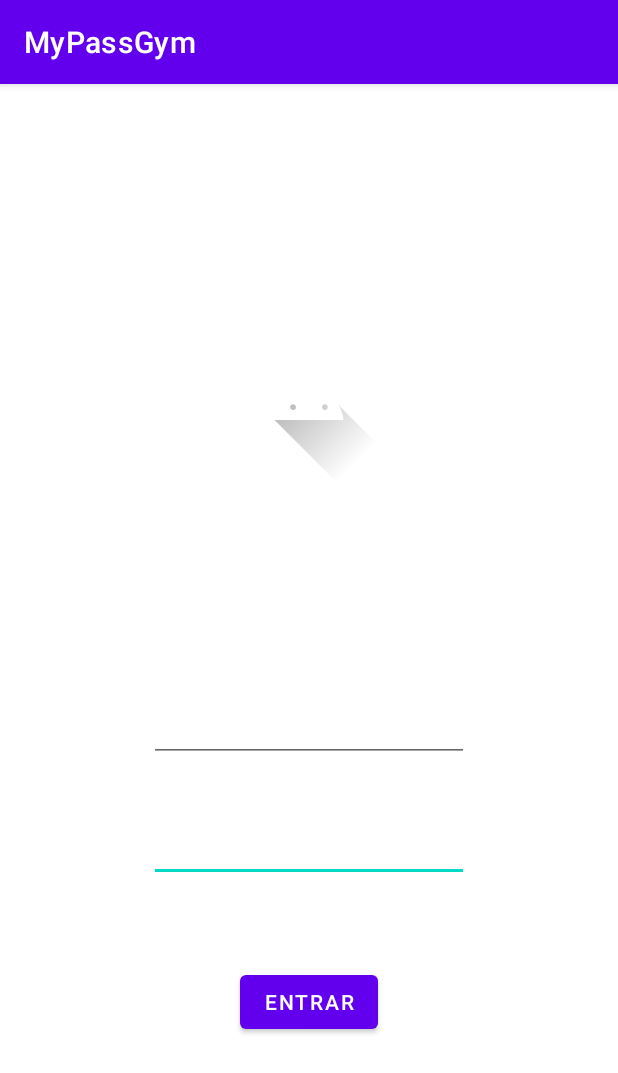
After one commit to ssferraz/GymAccess, an Android app: the LoginActivity screen opened directly, with no data from a screen before it, on a phone screen of 412 x 824 dp. The commit adds this screen. Shown: the top 1073 px of the screen. Run offline under Robolectric (Android 15) with nearby library versions, the phone set to English and light mode, and no system bars.

Commit message:
feat: add login module

```diff
--- a/app/src/main/AndroidManifest.xml
+++ b/app/src/main/AndroidManifest.xml
@@ -14,6 +14,9 @@
         android:theme="@style/Theme.MyPassGym"
         tools:targetApi="31">
         <activity
+            android:name=".LoginActivity"
+            android:exported="false" />
+        <activity
             android:name=".MainActivity"
             android:exported="true">
             <intent-filter>
--- /dev/null
+++ b/app/src/main/java/com/example/mypassgym/LoginActivity.java
@@ -0,0 +1,14 @@
+package com.example.mypassgym;
+
+import androidx.appcompat.app.AppCompatActivity;
+
+import android.os.Bundle;
+
+public class LoginActivity extends AppCompatActivity {
+
+    @Override
+    protected void onCreate(Bundle savedInstanceState) {
+        super.onCreate(savedInstanceState);
+        setContentView(R.layout.activity_login);
+    }
+}
--- /dev/null
+++ b/app/src/main/res/layout/activity_login.xml
@@ -0,0 +1,53 @@
+<?xml version="1.0" encoding="utf-8"?>
+<androidx.constraintlayout.widget.ConstraintLayout xmlns:android="http://schemas.android.com/apk/res/android"
+    xmlns:app="http://schemas.android.com/apk/res-auto"
+    xmlns:tools="http://schemas.android.com/tools"
+    android:layout_width="match_parent"
+    android:layout_height="match_parent"
+    tools:context=".LoginActivity">
+
+    <ImageView
+        android:id="@+id/imageView"
+        android:layout_width="wrap_content"
+        android:layout_height="wrap_content"
+        android:layout_marginTop="160dp"
+        app:layout_constraintEnd_toEndOf="parent"
+        app:layout_constraintStart_toStartOf="parent"
+        app:layout_constraintTop_toTopOf="parent"
+        app:srcCompat="@drawable/ic_launcher_foreground" />
+
+    <EditText
+        android:id="@+id/editTextTextPassword"
+        android:layout_width="wrap_content"
+        android:layout_height="wrap_content"
+        android:layout_marginTop="32dp"
+        android:ems="10"
+        android:inputType="textPassword"
+        android:minHeight="48dp"
+        app:layout_constraintEnd_toEndOf="parent"
+        app:layout_constraintStart_toStartOf="parent"
+        app:layout_constraintTop_toBottomOf="@+id/editTextTextEmailAddress" />
+
+    <EditText
+        android:id="@+id/editTextTextEmailAddress"
+        android:layout_width="wrap_content"
+        android:layout_height="wrap_content"
+        android:layout_marginTop="136dp"
+        android:ems="10"
+        android:inputType="textEmailAddress"
+        android:minHeight="48dp"
+        app:layout_constraintEnd_toEndOf="parent"
+        app:layout_constraintStart_toStartOf="parent"
+        app:layout_constraintTop_toBottomOf="@+id/imageView" />
+
+    <Button
+        android:id="@+id/button5"
+        android:layout_width="wrap_content"
+        android:layout_height="wrap_content"
+        android:layout_marginTop="56dp"
+        android:text="@string/entrar"
+        app:layout_constraintEnd_toEndOf="parent"
+        app:layout_constraintStart_toStartOf="parent"
+        app:layout_constraintTop_toBottomOf="@+id/editTextTextPassword" />
+
+</androidx.constraintlayout.widget.ConstraintLayout>
--- a/app/src/main/res/values/strings.xml
+++ b/app/src/main/res/values/strings.xml
@@ -1,3 +1,4 @@
 <resources>
     <string name="app_name">MyPassGym</string>
+    <string name="entrar">Entrar</string>
 </resources>
```
